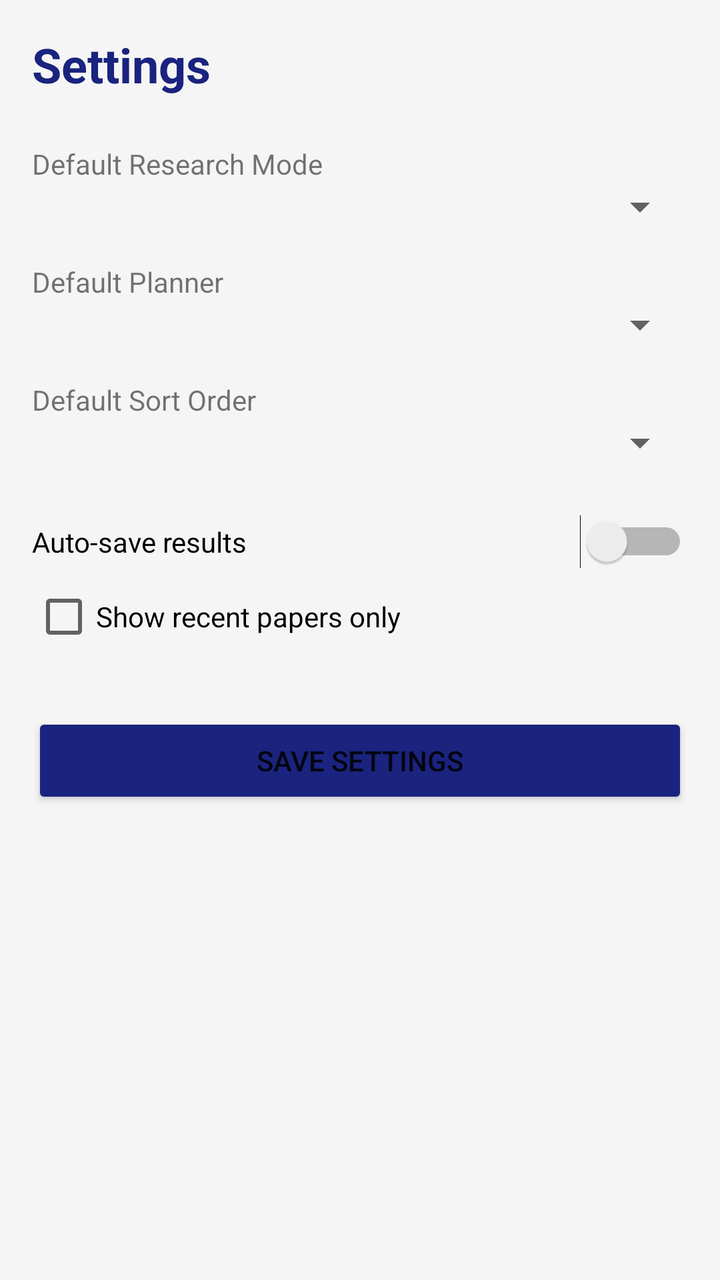
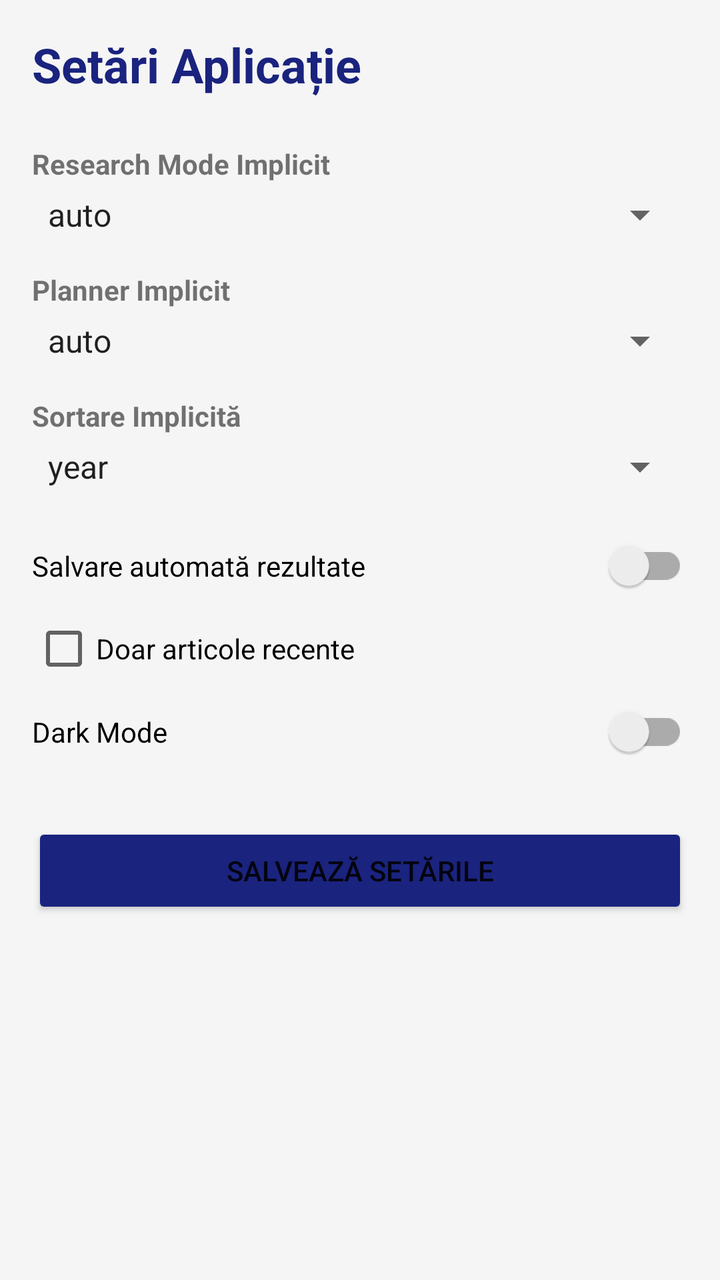

Before-and-after screenshots of an Android layout around one commit, followed by the original layout XML and the change that was made.
<!-- AndroidManifest.xml: application theme Theme.AppCompat.Light.DarkActionBar -->
<!-- res/layout/activity_settings.xml -->
<?xml version="1.0" encoding="utf-8"?>
<LinearLayout xmlns:android="http://schemas.android.com/apk/res/android"
    android:layout_width="match_parent"
    android:layout_height="match_parent"
    android:orientation="vertical"
    android:padding="16dp"
    android:background="@color/backgroundColor">

    <TextView
        android:layout_width="wrap_content"
        android:layout_height="wrap_content"
        android:text="Settings"
        android:textSize="24sp"
        android:textStyle="bold"
        android:textColor="@color/colorPrimary"
        android:layout_marginBottom="24dp"/>

    <TextView
        android:layout_width="wrap_content"
        android:layout_height="wrap_content"
        android:text="Default Research Mode"/>
    <Spinner
        android:id="@+id/spDefaultMode"
        android:layout_width="match_parent"
        android:layout_height="wrap_content"
        android:layout_marginBottom="16dp"/>

    <TextView
        android:layout_width="wrap_content"
        android:layout_height="wrap_content"
        android:text="Default Planner"/>
    <Spinner
        android:id="@+id/spDefaultPlanner"
        android:layout_width="match_parent"
        android:layout_height="wrap_content"
        android:layout_marginBottom="16dp"/>

    <TextView
        android:layout_width="wrap_content"
        android:layout_height="wrap_content"
        android:text="Default Sort Order"/>
    <Spinner
        android:id="@+id/spDefaultSort"
        android:layout_width="match_parent"
        android:layout_height="wrap_content"
        android:layout_marginBottom="24dp"/>

    <Switch
        android:id="@+id/swAutoSave"
        android:layout_width="match_parent"
        android:layout_height="wrap_content"
        android:text="Auto-save results"
        android:layout_marginBottom="8dp"/>

    <CheckBox
        android:id="@+id/cbRecentOnly"
        android:layout_width="match_parent"
        android:layout_height="wrap_content"
        android:text="Show recent papers only"
        android:layout_marginBottom="32dp"/>

    <Button
        android:id="@+id/btnSaveSettings"
        android:layout_width="match_parent"
        android:layout_height="wrap_content"
        android:text="Save Settings"
        android:backgroundTint="@color/colorPrimary"/>

</LinearLayout>
<!-- resources referenced by this layout -->
<resources>
  <color name="backgroundColor">#F5F5F5</color>
  <color name="colorPrimary">#1A237E</color>
</resources>

<!-- the commit's change to res/layout/activity_settings.xml (unified diff, before → after) -->
@@ -1,69 +1,90 @@
 <?xml version="1.0" encoding="utf-8"?>
-<LinearLayout xmlns:android="http://schemas.android.com/apk/res/android"
+<ScrollView xmlns:android="http://schemas.android.com/apk/res/android"
     android:layout_width="match_parent"
     android:layout_height="match_parent"
-    android:orientation="vertical"
-    android:padding="16dp"
     android:background="@color/backgroundColor">
 
-    <TextView
-        android:layout_width="wrap_content"
-        android:layout_height="wrap_content"
-        android:text="Settings"
-        android:textSize="24sp"
-        android:textStyle="bold"
-        android:textColor="@color/colorPrimary"
-        android:layout_marginBottom="24dp"/>
-
-    <TextView
-        android:layout_width="wrap_content"
-        android:layout_height="wrap_content"
-        android:text="Default Research Mode"/>
-    <Spinner
-        android:id="@+id/spDefaultMode"
+    <LinearLayout
         android:layout_width="match_parent"
         android:layout_height="wrap_content"
-        android:layout_marginBottom="16dp"/>
+        android:orientation="vertical"
+        android:padding="16dp">
 
-    <TextView
-        android:layout_width="wrap_content"
-        android:layout_height="wrap_content"
-        android:text="Default Planner"/>
-    <Spinner
-        android:id="@+id/spDefaultPlanner"
-        android:layout_width="match_parent"
-        android:layout_height="wrap_content"
-        android:layout_marginBottom="16dp"/>
+        <TextView
+            android:layout_width="wrap_content"
+            android:layout_height="wrap_content"
+            android:text="Setări Aplicație"
+            android:textSize="24sp"
+            android:textStyle="bold"
+            android:textColor="@color/colorPrimary"
+            android:layout_marginBottom="24dp"/>
 
-    <TextView
-        android:layout_width="wrap_content"
-        android:layout_height="wrap_content"
-        android:text="Default Sort Order"/>
-    <Spinner
-        android:id="@+id/spDefaultSort"
-        android:layout_width="match_parent"
-        android:layout_height="wrap_content"
-        android:layout_marginBottom="24dp"/>
+        <TextView
+            android:layout_width="wrap_content"
+            android:layout_height="wrap_content"
+            android:text="Research Mode Implicit"
+            android:textStyle="bold"
+            android:layout_marginBottom="4dp"/>
+        <Spinner
+            android:id="@+id/spDefaultMode"
+            android:layout_width="match_parent"
+            android:layout_height="wrap_content"
+            android:entries="@array/modes_array"
+            android:layout_marginBottom="16dp"/>
 
-    <Switch
-        android:id="@+id/swAutoSave"
-        android:layout_width="match_parent"
-        android:layout_height="wrap_content"
-        android:text="Auto-save results"
-        android:layout_marginBottom="8dp"/>
+        <TextView
+            android:layout_width="wrap_content"
+            android:layout_height="wrap_content"
+            android:text="Planner Implicit"
+            android:textStyle="bold"
+            android:layout_marginBottom="4dp"/>
+        <Spinner
+            android:id="@+id/spDefaultPlanner"
+            android:layout_width="match_parent"
+            android:layout_height="wrap_content"
+            android:entries="@array/planners_array"
+            android:layout_marginBottom="16dp"/>
 
-    <CheckBox
-        android:id="@+id/cbRecentOnly"
-        android:layout_width="match_parent"
-        android:layout_height="wrap_content"
-        android:text="Show recent papers only"
-        android:layout_marginBottom="32dp"/>
+        <TextView
+            android:layout_width="wrap_content"
+            android:layout_height="wrap_content"
+            android:text="Sortare Implicită"
+            android:textStyle="bold"
+            android:layout_marginBottom="4dp"/>
+        <Spinner
+            android:id="@+id/spDefaultSort"
+            android:layout_width="match_parent"
+            android:layout_height="wrap_content"
+            android:entries="@array/sort_array"
+            android:layout_marginBottom="24dp"/>
 
-    <Button
-        android:id="@+id/btnSaveSettings"
-        android:layout_width="match_parent"
-        android:layout_height="wrap_content"
-        android:text="Save Settings"
-        android:backgroundTint="@color/colorPrimary"/>
+        <androidx.appcompat.widget.SwitchCompat
+            android:id="@+id/swAutoSave"
+            android:layout_width="match_parent"
+            android:layout_height="wrap_content"
+            android:text="Salvare automată rezultate"
+            android:layout_marginBottom="12dp"/>
 
-</LinearLayout>
+        <CheckBox
+            android:id="@+id/cbRecentOnly"
+            android:layout_width="match_parent"
+            android:layout_height="wrap_content"
+            android:text="Doar articole recente"
+            android:layout_marginBottom="12dp"/>
+
+        <androidx.appcompat.widget.SwitchCompat
+            android:id="@+id/swDarkMode"
+            android:layout_width="match_parent"
+            android:layout_height="wrap_content"
+            android:text="Dark Mode"
+            android:layout_marginBottom="32dp"/>
+
+        <Button
+            android:id="@+id/btnSaveSettings"
+            android:layout_width="match_parent"
+            android:layout_height="wrap_content"
+            android:text="Salvează Setările"
+            android:backgroundTint="@color/colorPrimary"/>
+
+    </LinearLayout>
+</ScrollView>
<!-- resource entries referenced after the edit -->
@@ -1,5 +1,20 @@
 <!-- resources referenced by this layout -->
 <resources>
+  <string-array name="modes_array">
+          <item>auto</item>
+          <item>research</item>
+          <item>discuss</item>
+      </string-array>
+  <string-array name="planners_array">
+          <item>auto</item>
+          <item>v1</item>
+          <item>v2</item>
+      </string-array>
+  <string-array name="sort_array">
+          <item>year</item>
+          <item>citations</item>
+          <item>source</item>
+      </string-array>
   <color name="backgroundColor">#F5F5F5</color>
   <color name="colorPrimary">#1A237E</color>
 </resources>
